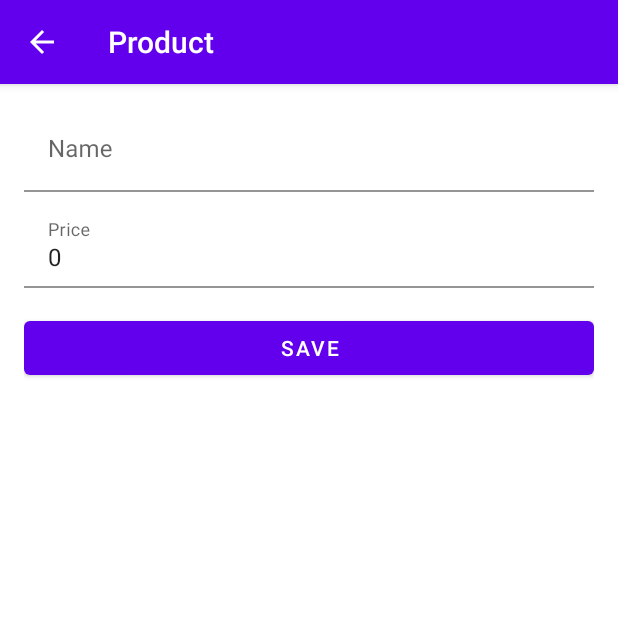
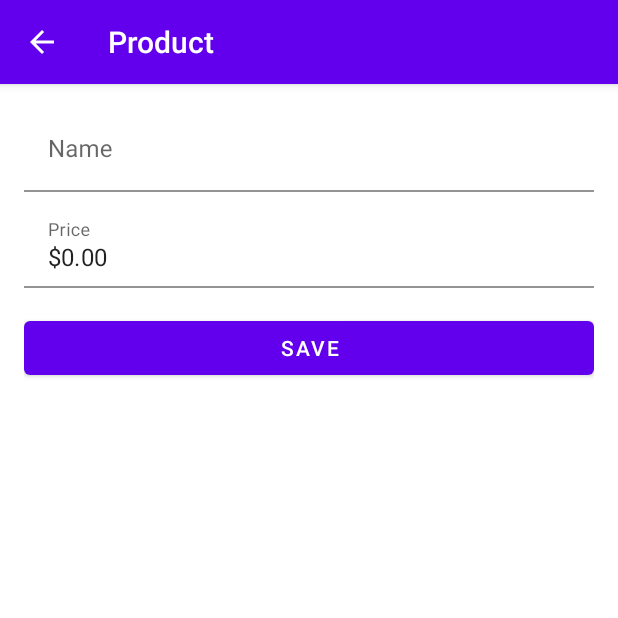
Before and after one commit to faGalego/vendApp, an Android app: the ProductFragment screen opened through its navigation route, on a phone screen of 412 x 824 dp, the top half of it. Run offline under Robolectric (Android 15) with nearby library versions, the phone set to English and light mode, and no system bars; our stand-ins replace Room's generated code, navigation-ui.

Commit message:
fix: set the initial price in the correc format when inserting new product

```diff
--- a/app/src/main/java/com/galego/fabricio/vendapp/ui/product/ProductFragment.kt
+++ b/app/src/main/java/com/galego/fabricio/vendapp/ui/product/ProductFragment.kt
@@ -55,7 +55,7 @@ class ProductFragment : Fragment() {
     }
 
     private fun setArgs() {
-        binding.fragmentProductPriceEditText.setText("0")
+        binding.fragmentProductPriceEditText.setText(Converters.doubleToMoneyString(0.0))
         args.product?.let { product ->
             binding.fragmentProductNameEditText.setText(product.name)
             binding.fragmentProductPriceEditText.setText(Converters.doubleToMoneyString(product.price))
```
